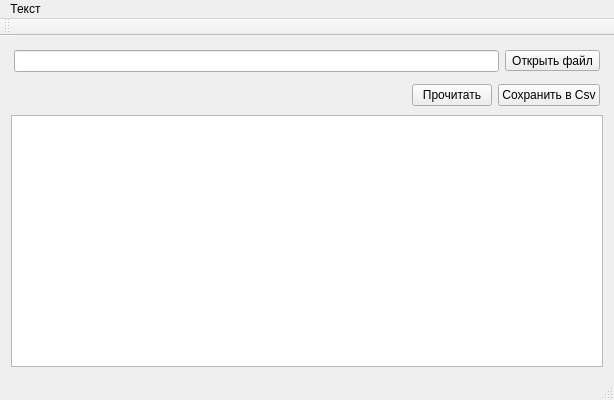
Qt form mainwindow.ui (tau-lex/Hst-reader) before a commit.
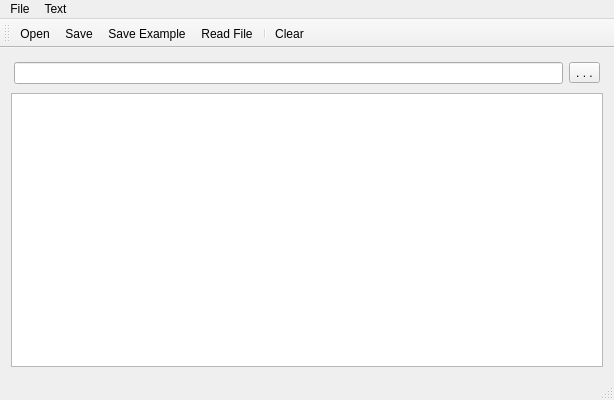
The same form after that commit.

Commit message: - change ui; - add implementation work a two writers;

Diff of the .ui file:
```diff
--- a/mainwindow.ui
+++ b/mainwindow.ui
@@ -48,50 +48,7 @@
       <item>
        <widget class="QToolButton" name="findFileButton">
         <property name="text">
-         <string>Открыть файл</string>
-        </property>
-       </widget>
-      </item>
-     </layout>
-    </item>
-    <item>
-     <layout class="QHBoxLayout" name="horizontalLayout_2">
-      <property name="leftMargin">
-       <number>3</number>
-      </property>
-      <property name="topMargin">
-       <number>3</number>
-      </property>
-      <property name="rightMargin">
-       <number>3</number>
-      </property>
-      <property name="bottomMargin">
-       <number>3</number>
-      </property>
-      <item>
-       <spacer name="horizontalSpacer">
-        <property name="orientation">
-         <enum>Qt::Horizontal</enum>
-        </property>
-        <property name="sizeHint" stdset="0">
-         <size>
-          <width>40</width>
-          <height>20</height>
-         </size>
-        </property>
-       </spacer>
-      </item>
-      <item>
-       <widget class="QPushButton" name="readButton">
-        <property name="text">
-         <string>Прочитать</string>
-        </property>
-       </widget>
-      </item>
-      <item>
-       <widget class="QPushButton" name="saveCsvButton">
-        <property name="text">
-         <string>Сохранить в Csv</string>
+         <string>. . .</string>
         </property>
        </widget>
       </item>
@@ -120,10 +77,21 @@
    </property>
    <widget class="QMenu" name="menu">
     <property name="title">
-     <string>Текст</string>
+     <string>Text</string>
     </property>
-    <addaction name="action"/>
+    <addaction name="actionClearText"/>
    </widget>
+   <widget class="QMenu" name="menu_2">
+    <property name="title">
+     <string>File</string>
+    </property>
+    <addaction name="actionOpen"/>
+    <addaction name="actionRead_File"/>
+    <addaction name="actionSaveCsv"/>
+    <addaction name="actionSave_Example"/>
+    <addaction name="actionExit"/>
+   </widget>
+   <addaction name="menu_2"/>
    <addaction name="menu"/>
   </widget>
   <widget class="QToolBar" name="mainToolBar">
@@ -133,11 +101,54 @@
    <attribute name="toolBarBreak">
     <bool>false</bool>
    </attribute>
+   <addaction name="actionOpen"/>
+   <addaction name="actionSaveCsv"/>
+   <addaction name="actionSave_Example"/>
+   <addaction name="actionRead_File"/>
+   <addaction name="separator"/>
+   <addaction name="actionClearText"/>
   </widget>
   <widget class="QStatusBar" name="statusBar"/>
-  <action name="action">
+  <action name="actionClearText">
    <property name="text">
-    <string>Очистить</string>
+    <string>Clear</string>
+   </property>
+   <property name="toolTip">
+    <string>Clear text</string>
+   </property>
+  </action>
+  <action name="actionOpen">
+   <property name="text">
+    <string>Open...</string>
+   </property>
+   <property name="toolTip">
+    <string>Open history file</string>
+   </property>
+  </action>
+  <action name="actionSaveCsv">
+   <property name="text">
+    <string>Save</string>
+   </property>
+   <property name="toolTip">
+    <string>Save in to csv file format</string>
+   </property>
+  </action>
+  <action name="actionSave_Example">
+   <property name="text">
+    <string>Save Example</string>
+   </property>
+   <property name="toolTip">
+    <string>Save example a prediction file</string>
+   </property>
+  </action>
+  <action name="actionExit">
+   <property name="text">
+    <string>Exit</string>
+   </property>
+  </action>
+  <action name="actionRead_File">
+   <property name="text">
+    <string>Read File</string>
    </property>
   </action>
  </widget>
```
The commit also changes 2 other files.
